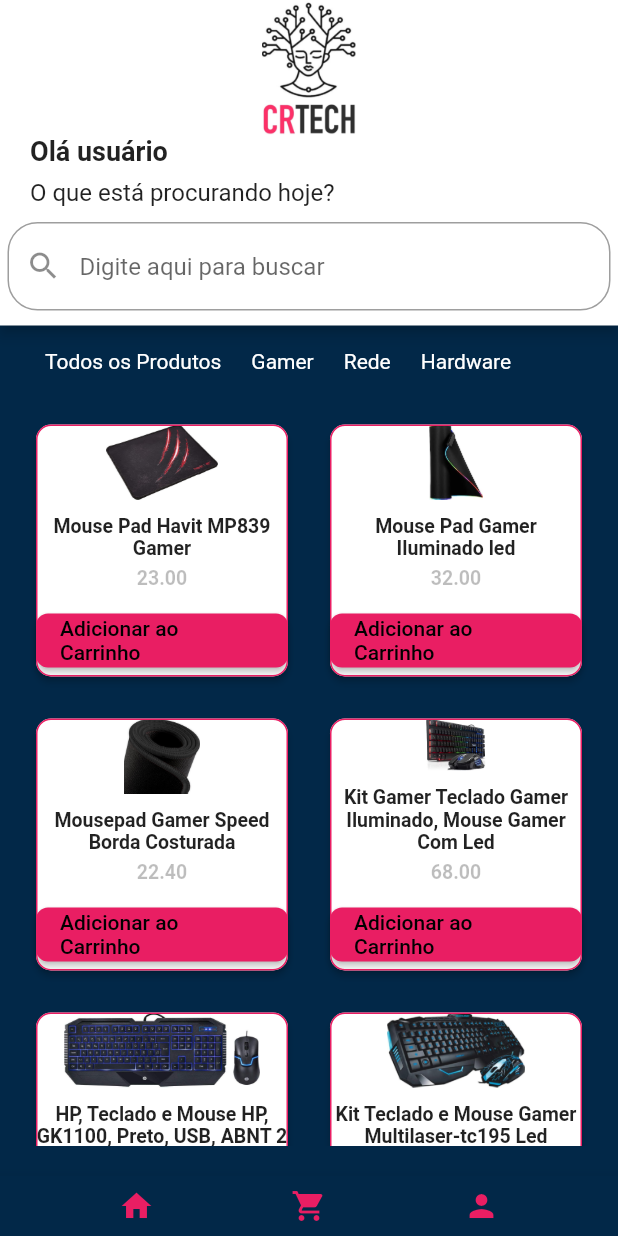
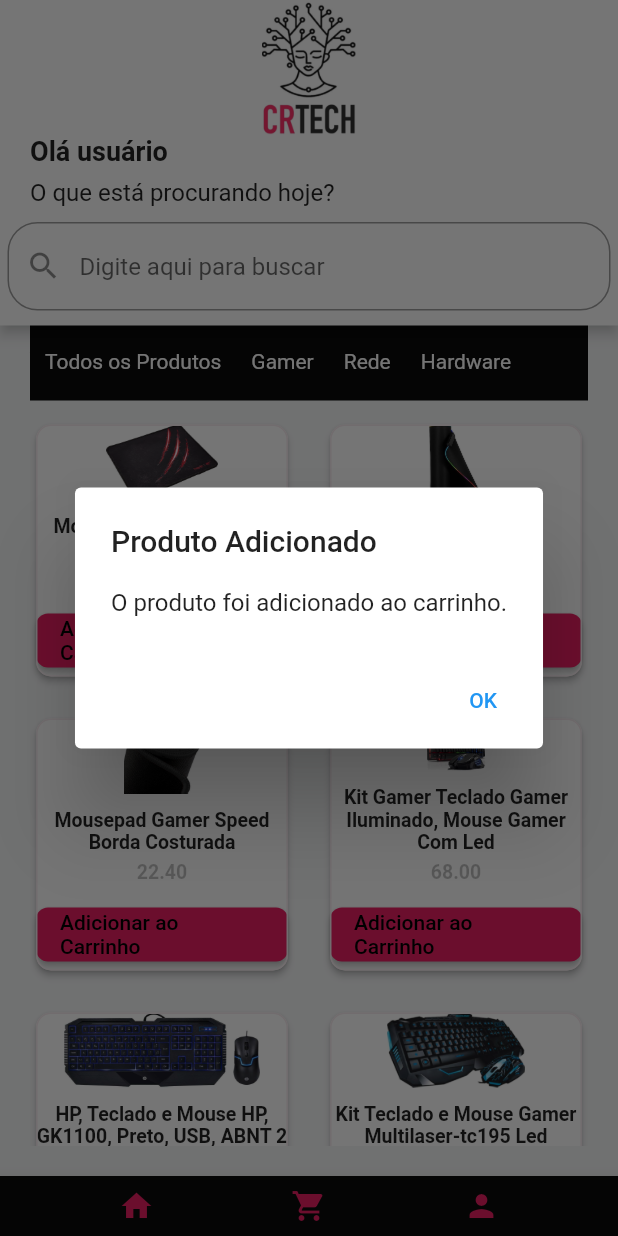
Before and after one commit to codigo-rosa/crtech, a Flutter app: the screen it shows after launch, scrolled down 576 dp, after a tap on "Adicionar ao Carrinho", on a phone screen of 412 x 824 dp. Run offline on Flutter 3.47's test engine with Material 2 defaults, Android fonts, the phone set to English and light mode, and no system bars.

Commit message:
carrinho

```diff
--- a/lib/main.dart
+++ b/lib/main.dart
@@ -1,4 +1,6 @@
 import 'package:ecommerce_app/TelaPerfil.dart';
+import 'package:ecommerce_app/pages/TelaAbertura.dart';
+import 'package:ecommerce_app/pages/TelaCarrinho.dart';
 import 'package:flutter/material.dart';
 import 'package:ecommerce_app/models/produtos.dart';
 import 'package:ecommerce_app/models/meusProdutos.dart';
@@ -8,23 +10,23 @@ void main() {
 }
 
 class Aplicativo extends StatelessWidget {
-  const Aplicativo({super.key});
-
   @override
   Widget build(BuildContext context) {
     return MaterialApp(
       title: 'CR Tech',
       debugShowCheckedModeBanner: false, // Remover o banner de debug
       theme: ThemeData(
-        scaffoldBackgroundColor: const Color.fromARGB(255, 2, 40, 72),
+        scaffoldBackgroundColor: Color.fromARGB(255, 245, 246, 247),
       ),
-      home: const PaginaPrincipal(),
+      home: const TelaAbertura(),
     );
   }
 }
 
 class PaginaPrincipal extends StatefulWidget {
-  const PaginaPrincipal({Key? key}) : super(key: key);
+  final List<Produtos> carrinho;
+
+  const PaginaPrincipal({Key? key, required this.carrinho}) : super(key: key);
 
   @override
   EstadoPaginaPrincipal createState() => EstadoPaginaPrincipal();
@@ -32,12 +34,17 @@ class PaginaPrincipal extends StatefulWidget {
 
 class EstadoPaginaPrincipal extends State<PaginaPrincipal> {
   int isSelected = 0;
-  String searchText = "";
+  String searchText = ""; // Variável para armazenar o texto de busca
   List<Produtos> listaDeProdutos = MeusProdutos.todosProdutos;
+  List<Produtos> produtosFiltrados =
+      []; // Lista para armazenar produtos filtrados
+  List<Produtos> carrinho = []; // Declarar a lista carrinho aqui
 
   @override
   Widget build(BuildContext context) {
-    List<Produtos> produtosfiltrados = listaDeProdutos.where((produtos) {
+    //TEXTOOO
+    // Filtrar a lista de produtos com base no texto de busca
+    produtosFiltrados = listaDeProdutos.where((produtos) {
       return produtos.descricao
           .toLowerCase()
           .contains(searchText.toLowerCase());
@@ -116,12 +123,12 @@ class EstadoPaginaPrincipal extends State<PaginaPrincipal> {
                 ],
               ),
             ),
-            const SizedBox(height: 5.0), // Espaço abaixo da barra de busca
+            const SizedBox(height: 4.0), // Espaço abaixo da barra de busca
           ],
         ),
       ),
       bottomNavigationBar: BottomAppBar(
-        color: const Color.fromARGB(255, 2, 40, 72),
+        color: Color.fromARGB(255, 11, 11, 11),
         child: SizedBox(
           height: 40.0,
           child: Row(
@@ -134,9 +141,15 @@ class EstadoPaginaPrincipal extends State<PaginaPrincipal> {
                 },
               ),
               IconButton(
-                icon: const Icon(Icons.shopping_cart, color: Colors.pink),
+                icon: const Icon(Icons.shopping_cart,
+                    color: Colors.pink), // Use o ícone de carrinho
                 onPressed: () {
-                  // Lógica ao pressionar o ícone de carrinho de compras
+                  Navigator.push(
+                    context,
+                    MaterialPageRoute(
+                      builder: (context) => TelaCarrinho(carrinho: carrinho),
+                    ),
+                  );
                 },
               ),
               IconButton(
@@ -154,87 +167,18 @@ class EstadoPaginaPrincipal extends State<PaginaPrincipal> {
             ],
           ),
         ),
-      ),
+      ), //CATEGORIAS
       body: Padding(
         padding: const EdgeInsets.fromLTRB(20.0, 0, 20.0, 20.0),
         child: Column(
           children: [
-            construirCategoriasDeProdutos(),
+            construirCategoriasDeProdutos(), //FUNCAO
             Expanded(
-              child: isSelected == 0
-                  ? construirProdutosFiltrados(MeusProdutos.todosProdutos)
-                  : isSelected == 1
-                      ? construirProdutosFiltrados(MeusProdutos.listaGamer)
-                      : isSelected == 2
-                          ? construirProdutosFiltrados(MeusProdutos.listaDeRede)
-                          : construirProdutosFiltrados(
-                              MeusProdutos.listaDeHardware),
+              child: construirProdutosExibidos(),
             ),
           ],
         ),
       ),
-    );
-  }
-
-  Widget construirCategoriasDeProdutos() {
-    return Container(
-      color: const Color.fromARGB(255, 2, 40, 72),
-      padding: const EdgeInsets.symmetric(vertical: 10.0),
-      width: double.infinity, // Para ocupar a largura total da tela
-      child: SingleChildScrollView(
-        scrollDirection: Axis.horizontal,
-        child: Row(
-          mainAxisAlignment:
-              MainAxisAlignment.start, // Alinha os itens à esquerda
-          children: [
-            construirCategoriaDeProdutos(index: 0, nome: "Todos os Produtos"),
-            construirCategoriaDeProdutos(index: 1, nome: "Gamer"),
-            construirCategoriaDeProdutos(index: 2, nome: "Rede"),
-            construirCategoriaDeProdutos(index: 3, nome: "Hardware"),
-          ],
-        ),
-      ),
-    );
-  }
-
-  Widget construirCategoriaDeProdutos(
-      {required int index, required String nome}) {
-    return GestureDetector(
-      onTap: () {
-        setState(() {
-          isSelected = index;
-        });
-      },
-      child: Container(
-        padding: const EdgeInsets.symmetric(
-            horizontal: 10.0, vertical: 8.0), // Adicionei o padding vertical
-        decoration: BoxDecoration(
-          color: const Color.fromARGB(255, 2, 40, 72),
-          borderRadius: BorderRadius.circular(10),
-        ),
-        child: Text(
-          nome,
-          style: const TextStyle(
-            color: Colors.white,
-          ),
-        ),
-      ),
-    );
-  }
-
-  Widget construirProdutosFiltrados(List<Produtos> listaDeProdutos) {
-    return GridView.builder(
-      gridDelegate: const SliverGridDelegateWithMaxCrossAxisExtent(
-        maxCrossAxisExtent: 200,
-        mainAxisSpacing: 20,
-        crossAxisSpacing: 20,
-        childAspectRatio: 3 / 3,
-      ),
-      itemCount: listaDeProdutos.length,
-      itemBuilder: (context, index) {
-        final produtos = listaDeProdutos[index];
-        return construirCardDeProdutos(produtos);
-      },
     );
   }
 
@@ -245,7 +189,7 @@ class EstadoPaginaPrincipal extends State<PaginaPrincipal> {
       shape: RoundedRectangleBorder(
         borderRadius: BorderRadius.circular(10.0),
         side: const BorderSide(
-          color: Colors.pink,
+          color: Color.fromARGB(255, 247, 235, 239),
           width: 1.0,
         ),
       ),
@@ -281,7 +225,12 @@ class EstadoPaginaPrincipal extends State<PaginaPrincipal> {
           ),
           const SizedBox(height: 10),
           ElevatedButton(
-            onPressed: () {},
+            onPressed: () {
+              setState(() {
+                carrinho.add(produtos); // Adicionar o produto ao carrinho
+              });
+              mostrarModalConfirmacao(context);
+            },
             style: ElevatedButton.styleFrom(
               primary: Colors.pink,
               onPrimary: Colors.black,
@@ -295,4 +244,82 @@ class EstadoPaginaPrincipal extends State<PaginaPrincipal> {
       ),
     );
   }
+
+  Widget construirCategoriasDeProdutos() {
+    return Container(
+      color: Color.fromARGB(255, 10, 10, 10),
+      padding: const EdgeInsets.symmetric(vertical: 10.0),
+      width: double.infinity, // Para ocupar a largura total da tela
+      child: SingleChildScrollView(
+        scrollDirection: Axis.horizontal,
+        child: Row(
+          mainAxisAlignment:
+              MainAxisAlignment.start, // Alinha os itens à esquerda
+          children: [
+            construirCategoriaDeProdutos(index: 0, nome: "Todos os Produtos"),
+            construirCategoriaDeProdutos(index: 1, nome: "Gamer"),
+            construirCategoriaDeProdutos(index: 2, nome: "Rede"),
+            construirCategoriaDeProdutos(index: 3, nome: "Hardware"),
+          ],
+        ),
+      ),
+    );
+  }
+
+  Widget construirCategoriaDeProdutos({
+    required int index,
+    required String nome,
+  }) {
+    return GestureDetector(
+      onTap: () {
+        setState(() {
+          isSelected = index;
+          searchText = "";
+        });
+      },
+      child: Container(
+        padding: const EdgeInsets.symmetric(horizontal: 10.0, vertical: 8.0),
+        decoration: BoxDecoration(
+          color: Color.fromARGB(255, 10, 10, 10),
+          borderRadius: BorderRadius.circular(10),
+        ),
+        child: Text(
+          nome,
+          style: const TextStyle(
+            color: Color.fromARGB(255, 255, 255, 255),
+          ),
+        ),
+      ),
+    );
+  }
+
+  Widget construirProdutosExibidos() {
+    List<Produtos> produtosExibidos;
+
+    if (isSelected == 0) {
+      produtosExibidos = produtosFiltrados;
+    } else if (isSelected == 1) {
+      produtosExibidos = MeusProdutos.listaGamer;
+    } else if (isSelected == 2) {
+      produtosExibidos = MeusProdutos.listaDeRede;
+    } else if (isSelected == 3) {
+      produtosExibidos = MeusProdutos.listaDeHardware;
+    } else {
+      produtosExibidos = [];
+    }
+
+    return GridView.builder(
+      gridDelegate: const SliverGridDelegateWithMaxCrossAxisExtent(
+        maxCrossAxisExtent: 200,
+        mainAxisSpacing: 20,
+        crossAxisSpacing: 20,
+        childAspectRatio: 3 / 3,
+      ),
+      itemCount: produtosExibidos.length,
+      itemBuilder: (context, index) {
+        final produtos = produtosExibidos[index];
+        return construirCardDeProdutos(produtos);
+      },
+    );
+  }
 }
--- /dev/null
+++ b/lib/pages/TelaAbertura.dart
@@ -0,0 +1,44 @@
+import 'package:flutter/material.dart';
+import 'package:ecommerce_app/main.dart';
+
+class TelaAbertura extends StatefulWidget {
+  const TelaAbertura({super.key});
+
+  @override
+  _TelaAberturaState createState() => _TelaAberturaState();
+}
+
+class _TelaAberturaState extends State<TelaAbertura> {
+  @override
+  void initState() {
+    super.initState();
+    // Simulando um atraso de carregamento, você pode substituir isso com a lógica real
+    Future.delayed(const Duration(seconds: 3), () {
+      // Navegue para a próxima tela após o carregamento
+      Navigator.pushReplacement(
+        context,
+        MaterialPageRoute(
+          builder: (context) => const PaginaPrincipal(carrinho: []),
+        ),
+      );
+    });
+  }
+
+  @override
+  Widget build(BuildContext context) {
+    return Scaffold(
+      backgroundColor:
+          Colors.transparent, // Define a cor de fundo como transparente
+      body: Container(
+        color: Colors.white, // Cor de fundo do Container
+        child: Center(
+          child: Image.asset(
+            'assets/logo/logo.jpg', // Caminho da imagem
+            width: 120.0,
+            height: 120.0,
+          ),
+        ),
+      ),
+    );
+  }
+}
--- /dev/null
+++ b/lib/pages/TelaCarrinho.dart
@@ -0,0 +1,71 @@
+import 'package:flutter/material.dart';
+import 'package:ecommerce_app/models/produtos.dart';
+import 'package:ecommerce_app/main.dart';
+
+class TelaCarrinho extends StatefulWidget {
+  final List<Produtos> carrinho;
+
+  const TelaCarrinho({Key? key, required this.carrinho}) : super(key: key);
+
+  @override
+  _TelaCarrinhoState createState() => _TelaCarrinhoState();
+}
+
+class _TelaCarrinhoState extends State<TelaCarrinho> {
+  @override
+  Widget build(BuildContext context) {
+    return Scaffold(
+      appBar: AppBar(
+        title: Text('Carrinho de Compras'),
+      ),
+      body: ListView.builder(
+        itemCount: widget.carrinho.length,
+        itemBuilder: (context, index) {
+          final produto = widget.carrinho[index];
+          return ListTile(
+            leading: Image.asset(produto.imagem),
+            title: Text(produto.nome),
+            subtitle: Column(
+              crossAxisAlignment: CrossAxisAlignment.start,
+              children: [
+                Text('Preço: R\$ ${produto.preco}'),
+                Text('Descrição: ${produto.descricao}'),
+                Text('Quantidade: ${produto.quantidade}'),
+              ],
+            ),
+          );
+        },
+      ),
+      floatingActionButton: FloatingActionButton(
+        onPressed: () {
+          mostrarModalConfirmacao(context);
+          setState(() {
+            widget.carrinho
+                .clear(); // Limpar a lista de carrinho após a confirmação
+          });
+        },
+        child: Icon(Icons.check),
+      ), // Chamar a função do modal ao pressionar o botão
+    );
+  }
+}
+
+void mostrarModalConfirmacao(BuildContext context) {
+  showDialog(
+    context: context,
+    builder: (context) {
+      return AlertDialog(
+        title: Text('Produto Adicionado'),
+        content: Text('O produto foi adicionado ao carrinho.'),
+        actions: [
+          TextButton(
+            onPressed: () {
+              Navigator.pop(context); // Fechar o modal
+            },
+            child: Text('OK'),
+          ),
+        ],
+      );
+    },
+  );
+}
--- a/lib/widgets/ProdutoCard.dart
+++ b/lib/widgets/ProdutoCard.dart
@@ -1,5 +1,5 @@
+import 'package:ecommerce_app/models/produtos.dart';
 import 'package:flutter/material.dart';
-import '../models/produtos.dart';
 
 class ProdutoCard extends StatefulWidget {
   final Produtos produtos;
```
Also changed, not shown: lib/pages/TelaPerfil.dart (added, +118 -0 lines), lib/pages/telaHome.dart (+4 -3 lines), assets/logo/perfil.png (added), lib/Barra.dart (deleted).
